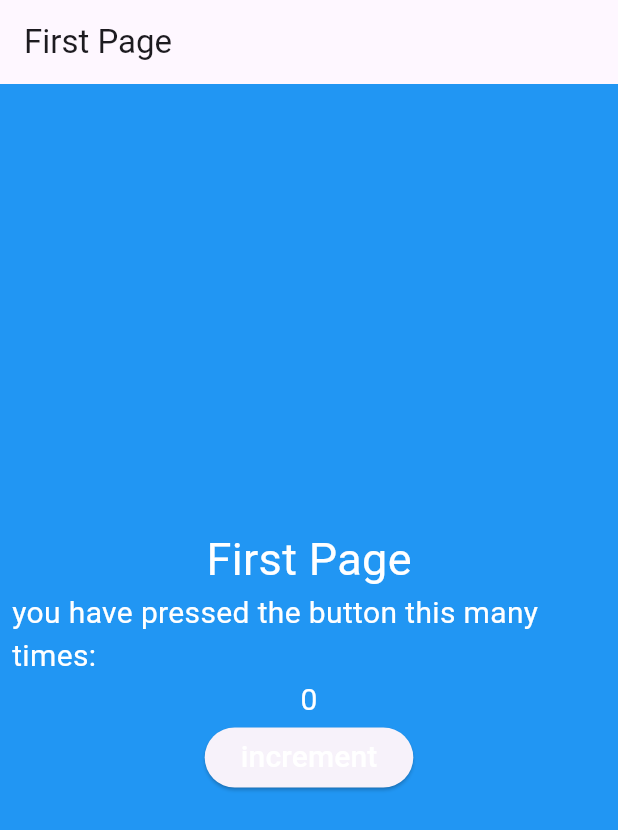
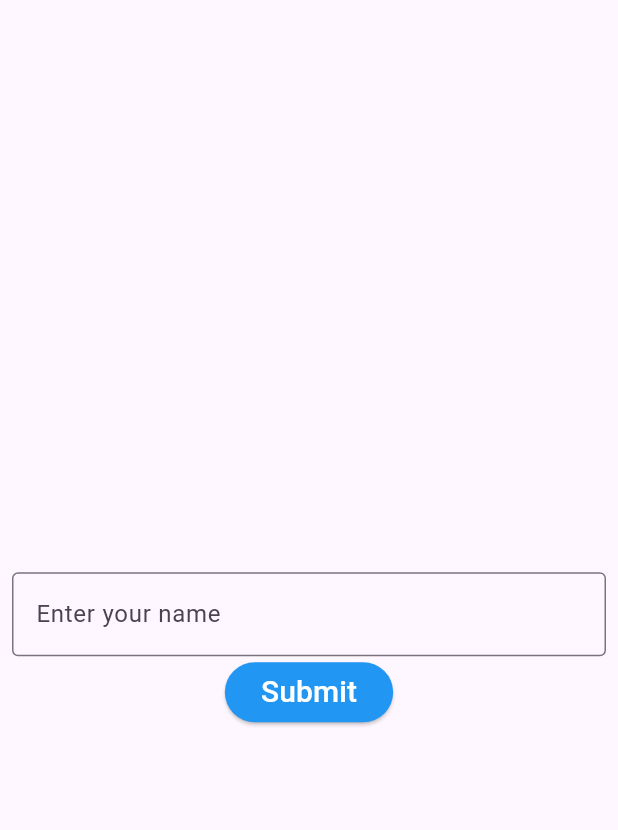
Before and after one commit to mseaman26/flutter-practice, a Flutter app: the screen it shows after launch, on a phone screen of 412 x 824 dp. Shown: the top 830 px of the screen. Run offline on Flutter 3.47's test engine with Material 3 defaults, Android fonts, the phone set to English and light mode, and no system bars.

Commit message:
greeting renderer using TextEditingController

```diff
--- a/lib/main.dart
+++ b/lib/main.dart
@@ -1,7 +1,7 @@
 
 
 import 'package:flutter/material.dart';
-import 'package:flutter_app/pages/first_page.dart';
+import 'package:flutter_app/pages/todo_page.dart';
 void main(){
   runApp(MyApp());
 }
@@ -14,7 +14,7 @@ class MyApp extends StatelessWidget{
     return MaterialApp(
       debugShowCheckedModeBanner: false,
       title: 'My App',
-      home: FirstPage(),
+      home: TodoPage(),
 
     );
   }
--- /dev/null
+++ b/lib/pages/todo_page.dart
@@ -0,0 +1,51 @@
+import 'package:flutter/material.dart';
+
+class TodoPage extends StatefulWidget{
+  const TodoPage({super.key});
+  @override
+  State<TodoPage> createState() => _TodoPageState();
+}
+
+class _TodoPageState extends State<TodoPage>{
+
+  TextEditingController myController = TextEditingController();
+
+  String greetingName = '';
+
+  void greetUser(){
+    setState(() {
+      greetingName = myController.text;
+    });
+  }
+
+  @override
+  Widget build(BuildContext context){
+    return Scaffold(
+      body: Padding(
+        padding: EdgeInsets.all(8.0),
+        child: Center(
+          child: Column(
+            mainAxisAlignment: MainAxisAlignment.center,
+            children: [
+              Text(greetingName.isNotEmpty ? 'Hello $greetingName' : '', style: TextStyle(fontSize: 30, color: Colors.blue),),
+              TextField(
+                controller: myController,
+                decoration: InputDecoration(
+                  hintText: 'Enter your name',
+                  border: OutlineInputBorder()
+                ),
+              ),
+              ElevatedButton(
+                style: ElevatedButton.styleFrom(
+                  backgroundColor: Colors.blue,
+                ),
+                onPressed: greetUser,
+                child: Text('Submit', style: TextStyle(fontSize: 20, color: Colors.white),),
+              )
+            ],
+          ),
+        ),
+      ),
+    );
+  }
+}
```
